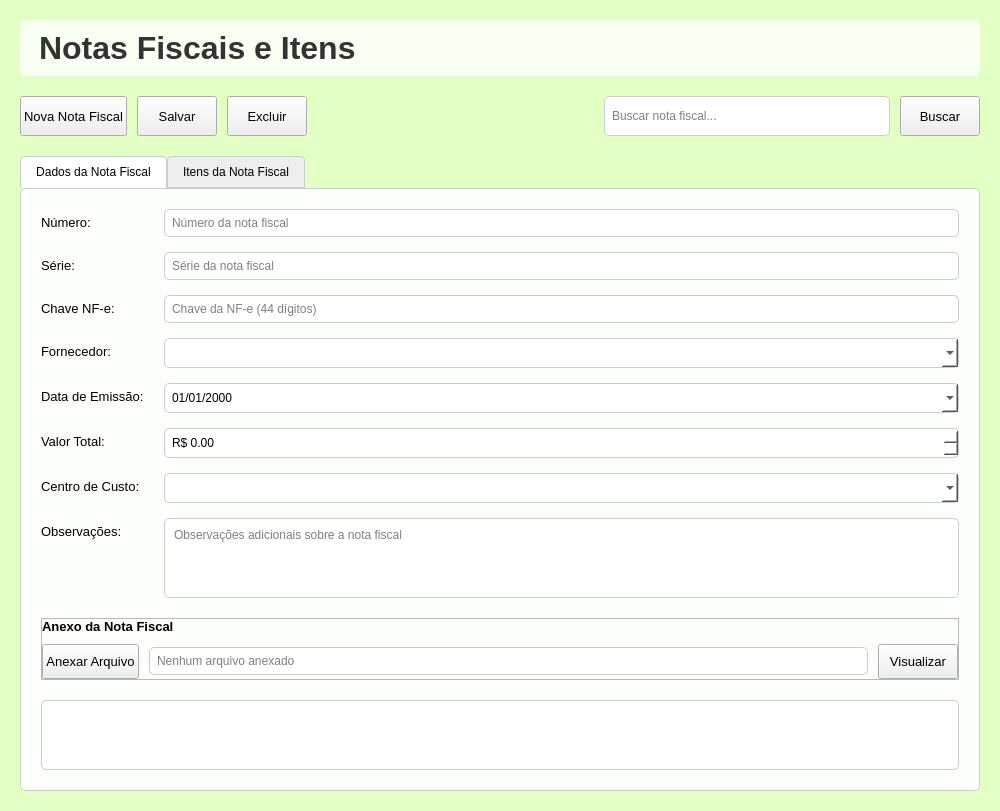
zecadelgado/patp, file Teste-Patrimonio/frontend/notas_fiscais.ui: the form before one commit.
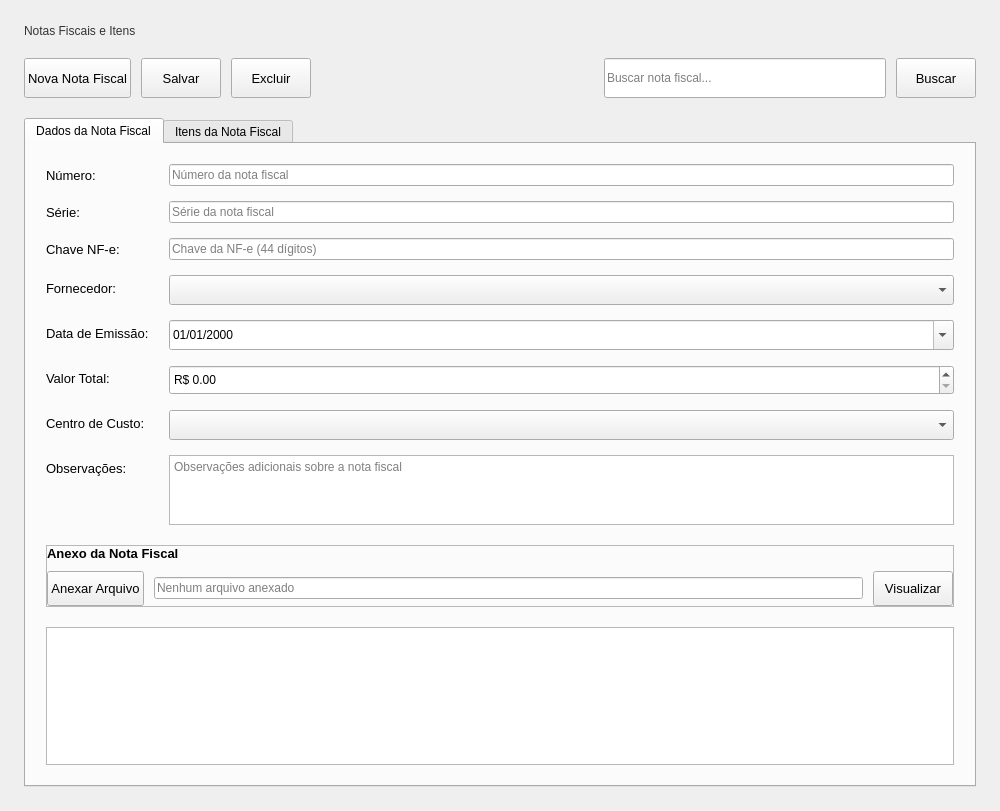
The form after the commit.

```diff
--- a/Teste-Patrimonio/frontend/notas_fiscais.ui
+++ b/Teste-Patrimonio/frontend/notas_fiscais.ui
@@ -22,31 +22,25 @@
   <property name="autoFillBackground">
    <bool>false</bool>
   </property>
-  <property name="styleSheet">
-   <string notr="true">#NotasFiscaisWidget
-{
-background-color: rgb(226, 255, 196);
-}</string>
-  </property>
   <layout class="QVBoxLayout" name="verticalLayout">
    <property name="spacing">
     <number>20</number>
    </property>
+      <property name="leftMargin">
+        <number>24</number>
+      </property>
+      <property name="topMargin">
+        <number>24</number>
+      </property>
+      <property name="rightMargin">
+        <number>24</number>
+      </property>
+      <property name="bottomMargin">
+        <number>24</number>
+      </property>
    <property name="sizeConstraint">
     <enum>QLayout::SizeConstraint::SetMaximumSize</enum>
    </property>
-   <property name="leftMargin">
-    <number>20</number>
-   </property>
-   <property name="topMargin">
-    <number>20</number>
-   </property>
-   <property name="rightMargin">
-    <number>20</number>
-   </property>
-   <property name="bottomMargin">
-    <number>20</number>
-   </property>
    <item>
     <widget class="QLabel" name="lbl_title">
      <property name="enabled">
@@ -251,22 +245,12 @@
        </disabled>
       </palette>
      </property>
-     <property name="font">
-      <font>
-       <family>Segoe UI</family>
-       <pointsize>24</pointsize>
-       <bold>true</bold>
-      </font>
-     </property>
-     <property name="styleSheet">
-      <string notr="true">color: #333333;
-background: rgba(255, 255, 255, 0.8);
-padding: 10px;
-border-radius: 5px;</string>
-     </property>
      <property name="text">
       <string>Notas Fiscais e Itens</string>
      </property>
+          <property name="alignment">
+            <set>Qt::AlignmentFlag::AlignLeft | Qt::AlignmentFlag::AlignVCenter</set>
+          </property>
     </widget>
    </item>
    <item>
@@ -306,12 +290,6 @@
        <property name="toolTip">
         <string>Adicionar nova nota fiscal</string>
        </property>
-       <property name="styleSheet">
-        <string notr="true">background-color: #rgb(255, 255, 255);
-color: black;
-border: none;
-border-radius: 6px;</string>
-       </property>
        <property name="text">
         <string>Nova Nota Fiscal</string>
        </property>
@@ -337,12 +315,6 @@
        <property name="toolTip">
         <string>Salvar nota fiscal atual</string>
        </property>
-       <property name="styleSheet">
-        <string notr="true">background-color: #rgb(255, 255, 255);
-color: black;
-border: none;
-border-radius: 6px;</string>
-       </property>
        <property name="text">
         <string>Salvar</string>
        </property>
@@ -368,12 +340,6 @@
        <property name="toolTip">
         <string>Excluir nota fiscal selecionada</string>
        </property>
-       <property name="styleSheet">
-        <string notr="true">background-color: #rgb(255, 255, 255);
-color: black;
-border: none;
-border-radius: 6px;</string>
-       </property>
        <property name="text">
         <string>Excluir</string>
        </property>
@@ -400,12 +366,6 @@
          <height>40</height>
         </size>
        </property>
-       <property name="styleSheet">
-        <string notr="true">background-color: white;
-border: 1px solid #CCCCCC;
-border-radius: 5px;
-padding: 5px;</string>
-       </property>
        <property name="placeholderText">
         <string>Buscar nota fiscal...</string>
        </property>
@@ -431,12 +391,6 @@
        <property name="toolTip">
         <string>Buscar notas fiscais</string>
        </property>
-       <property name="styleSheet">
-        <string notr="true">background-color: #rgb(255, 255, 255);
-color: black;
-border: none;
-border-radius: 6px;</string>
-       </property>
        <property name="text">
         <string>Buscar</string>
        </property>
@@ -446,26 +400,6 @@
    </item>
    <item>
     <widget class="QTabWidget" name="tab_widget">
-     <property name="styleSheet">
-      <string notr="true">QTabWidget::pane {
-    border: 1px solid #CCCCCC;
-    background: rgba(255, 255, 255, 0.9);
-    border-radius: 5px;
-}
-
-QTabBar::tab {
-    background: #EEEEEE;
-    border: 1px solid #CCCCCC;
-    padding: 8px 15px;
-    border-top-left-radius: 4px;
-    border-top-right-radius: 4px;
-}
-
-QTabBar::tab:selected {
-    background: #FFFFFF;
-    border-bottom-color: #FFFFFF;
-}</string>
-     </property>
      <property name="currentIndex">
       <number>0</number>
      </property>
@@ -527,12 +461,6 @@
          </item>
          <item row="0" column="1">
           <widget class="QLineEdit" name="txt_numero">
-           <property name="styleSheet">
-            <string notr="true">background-color: white;
-border: 1px solid #CCCCCC;
-border-radius: 5px;
-padding: 5px;</string>
-           </property>
            <property name="placeholderText">
             <string>Número da nota fiscal</string>
            </property>
@@ -556,12 +484,6 @@
          </item>
          <item row="1" column="1">
           <widget class="QLineEdit" name="txt_serie">
-           <property name="styleSheet">
-            <string notr="true">background-color: white;
-border: 1px solid #CCCCCC;
-border-radius: 5px;
-padding: 5px;</string>
-           </property>
            <property name="placeholderText">
             <string>Série da nota fiscal</string>
            </property>
@@ -585,12 +507,6 @@
          </item>
          <item row="2" column="1">
           <widget class="QLineEdit" name="txt_chave">
-           <property name="styleSheet">
-            <string notr="true">background-color: white;
-border: 1px solid #CCCCCC;
-border-radius: 5px;
-padding: 5px;</string>
-           </property>
            <property name="maxLength">
             <number>44</number>
            </property>
@@ -623,12 +539,6 @@
              <height>30</height>
             </size>
            </property>
-           <property name="styleSheet">
-            <string notr="true">background-color: white;
-border: 1px solid #CCCCCC;
-border-radius: 5px;
-padding: 5px;</string>
-           </property>
           </widget>
          </item>
          <item row="4" column="0">
@@ -655,12 +565,6 @@
              <height>30</height>
             </size>
            </property>
-           <property name="styleSheet">
-            <string notr="true">background-color: white;
-border: 1px solid #CCCCCC;
-border-radius: 5px;
-padding: 5px;</string>
-           </property>
            <property name="displayFormat">
             <string>dd/MM/yyyy</string>
            </property>
@@ -693,12 +597,6 @@
              <height>30</height>
             </size>
            </property>
-           <property name="styleSheet">
-            <string notr="true">background-color: white;
-border: 1px solid #CCCCCC;
-border-radius: 5px;
-padding: 5px;</string>
-           </property>
            <property name="prefix">
             <string>R$ </string>
            </property>
@@ -731,12 +629,6 @@
              <height>30</height>
             </size>
            </property>
-           <property name="styleSheet">
-            <string notr="true">background-color: white;
-border: 1px solid #CCCCCC;
-border-radius: 5px;
-padding: 5px;</string>
-           </property>
           </widget>
          </item>
          <item row="7" column="0">
@@ -763,12 +655,6 @@
              <height>100</height>
             </size>
            </property>
-           <property name="styleSheet">
-            <string notr="true">background-color: white;
-border: 1px solid #CCCCCC;
-border-radius: 5px;
-padding: 5px;</string>
-           </property>
            <property name="placeholderText">
             <string>Observações adicionais sobre a nota fiscal</string>
            </property>
@@ -839,12 +725,6 @@
               <property name="toolTip">
                <string>Anexar arquivo da nota fiscal</string>
               </property>
-              <property name="styleSheet">
-               <string notr="true">background-color: #rgb(255, 255, 255);
-color: black;
-border: none;
-border-radius: 6px;</string>
-              </property>
               <property name="text">
                <string>Anexar Arquivo</string>
               </property>
@@ -852,12 +732,6 @@
             </item>
             <item>
              <widget class="QLineEdit" name="txt_anexo">
-              <property name="styleSheet">
-               <string notr="true">background-color: white;
-border: 1px solid #CCCCCC;
-border-radius: 5px;
-padding: 5px;</string>
-              </property>
               <property name="readOnly">
                <bool>true</bool>
               </property>
@@ -886,12 +760,6 @@
               <property name="toolTip">
                <string>Visualizar arquivo anexado</string>
               </property>
-              <property name="styleSheet">
-               <string notr="true">background-color: #rgb(255, 255, 255);
-color: black;
-border: none;
-border-radius: 6px;</string>
-              </property>
               <property name="text">
                <string>Visualizar</string>
               </property>
@@ -904,11 +772,6 @@
        </item>
        <item>
         <widget class="QTableView" name="tbl_notas_fiscais">
-         <property name="styleSheet">
-          <string notr="true">background-color: white;
-border: 1px solid #CCCCCC;
-border-radius: 5px;</string>
-         </property>
          <property name="alternatingRowColors">
           <bool>true</bool>
          </property>
```
Left out of the diff: 73 changed lines with no effect on the pictures. Lines whose indentation alone changed are shown as unchanged.
